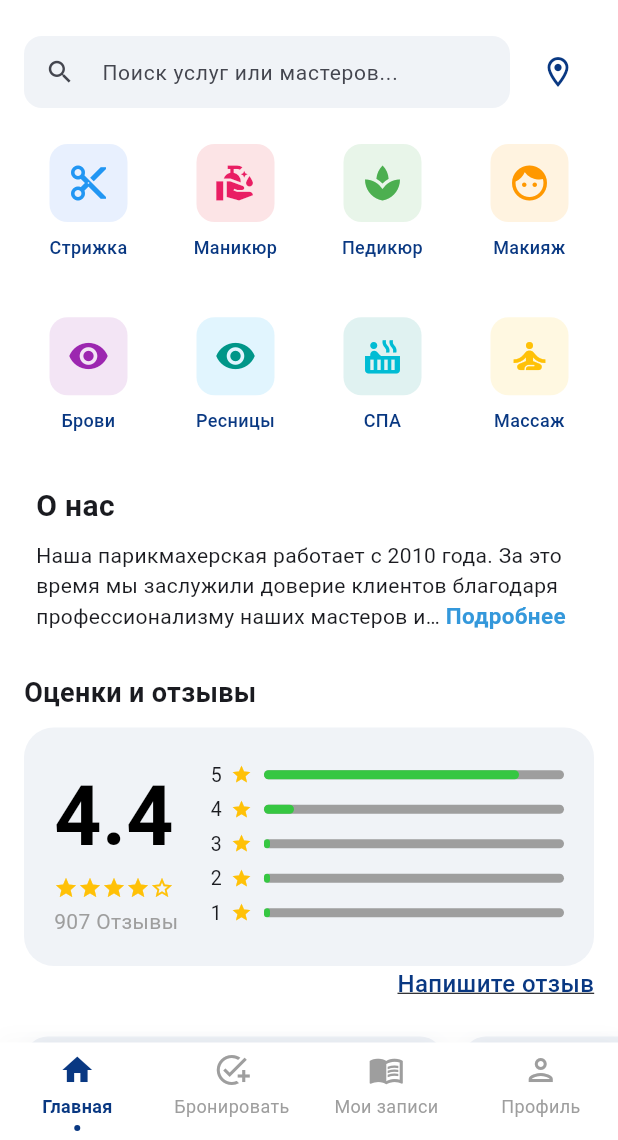
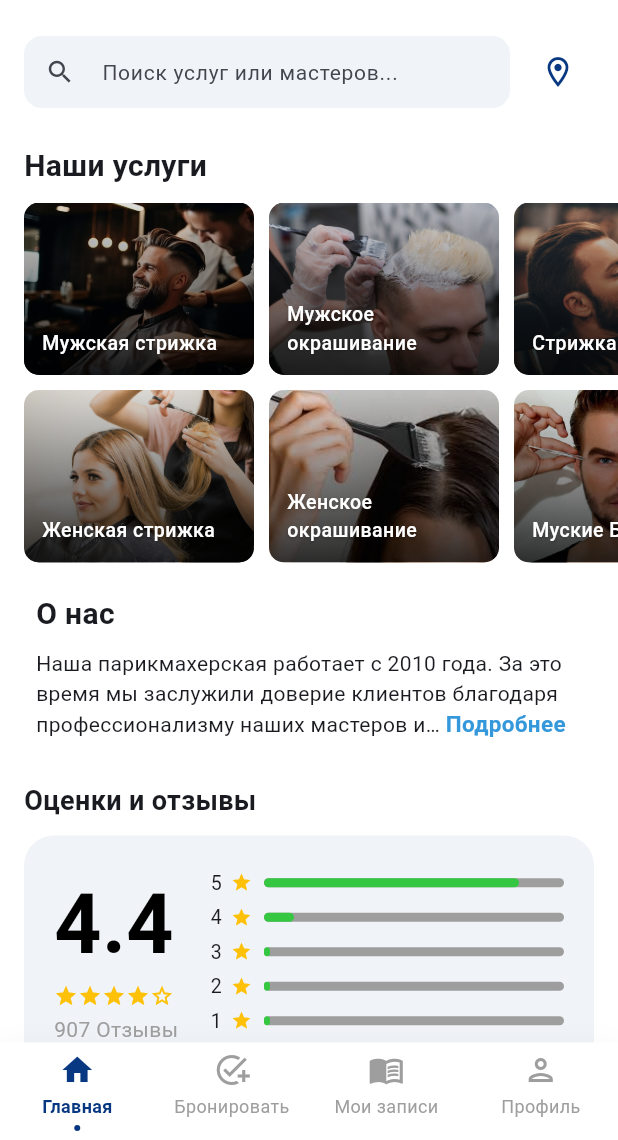
Before and after one commit to MagicKode/salon_app, a Flutter app: the screen it shows after launch, on a phone screen of 412 x 824 dp, the part 96-1236 px from its top. Run offline on Flutter 3.47's test engine with Material 3 defaults, Android fonts, the phone set to English and light mode, and no system bars; drawn by our look-alikes of expandable_text; our stand-ins replace flutter_bloc, flutter_map, geolocator, latlong2, table_calendar; accounts and stored records are empty; Roboto replaces fonts that are missing (Montserrat).

Commit message:
refactored service grid

```diff
--- /dev/null
+++ b/lib/feature/core/homepagescreen/domain/feedback_item.dart
@@ -0,0 +1,24 @@
+class FeedbackItem {
+  final String userName;
+  final double rating;
+  final String comment;
+  final String date;
+  const FeedbackItem({required this.userName, required this.rating, required this.comment, required this.date});
+}
+
+class FeedbackData {
+  static const List<FeedbackItem> items = [
+    FeedbackItem(
+      userName: 'Марина И.',
+      rating: 5,
+      comment: 'Прекрасный мастер! Сделали именно то, что я хотела.',
+      date: 'вчера',
+    ),
+    FeedbackItem(
+      userName: 'Алексей',
+      rating: 4.5,
+      comment: 'Стрижка отличная, все супер!',
+      date: '2 дня назад',
+    ),
+  ];
+}
--- a/lib/feature/core/homepagescreen/domain/home_models.dart
+++ b/lib/feature/core/homepagescreen/domain/home_models.dart
@@ -3,47 +3,18 @@ import 'package:flutter/material.dart';
 // Одна модель для Категорий
 class ServiceCategory {
   final String title;
-  final IconData icon;
-  final Color backgroundColor;
-  final Color iconColor;
-  const ServiceCategory({required this.title, required this.icon, required this.backgroundColor, required this.iconColor});
-}
-
-// Одна модель для Отзывов
-class FeedbackItem {
-  final String userName;
-  final double rating;
-  final String comment;
-  final String date;
-  const FeedbackItem({required this.userName, required this.rating, required this.comment, required this.date});
-}
-
-class FeedbackData {
-  static const List<FeedbackItem> items = [
-    FeedbackItem(
-      userName: 'Марина И.',
-      rating: 5,
-      comment: 'Прекрасный мастер! Сделали именно то, что я хотела.',
-      date: 'вчера',
-    ),
-    FeedbackItem(
-      userName: 'Алексей',
-      rating: 4.5,
-      comment: 'Стрижка отличная, все супер!',
-      date: '2 дня назад',
-    ),
-  ];
+  final String imagePath;
+  const ServiceCategory({required this.title, required this.imagePath});
 }
 
 class ServiceData {
   static const List<ServiceCategory> categories = [
-    ServiceCategory(title: 'Стрижка', icon: Icons.content_cut, backgroundColor: Color(0xFFE8F0FE), iconColor: Colors.blue),
-    ServiceCategory(title: 'Маникюр', icon: Icons.clean_hands, backgroundColor: Color(0xFFFCE4E6), iconColor: Colors.pink),
-    ServiceCategory(title: 'Педикюр', icon: Icons.spa, backgroundColor: Color(0xFFE8F5E9), iconColor: Colors.green),
-    ServiceCategory(title: 'Макияж', icon: Icons.face, backgroundColor: Color(0xFFFFF3E0), iconColor: Colors.orange),
-    ServiceCategory(title: 'Брови', icon: Icons.remove_red_eye, backgroundColor: Color(0xFFF3E5F5), iconColor: Colors.purple),
-    ServiceCategory(title: 'Ресницы', icon: Icons.visibility, backgroundColor: Color(0xFFE1F5FE), iconColor: Colors.teal),
-    ServiceCategory(title: 'СПА', icon: Icons.hot_tub, backgroundColor: Color(0xFFE0F2F1), iconColor: Colors.cyan),
-    ServiceCategory(title: 'Массаж', icon: Icons.self_improvement, backgroundColor: Color(0xFFFFF8E1), iconColor: Colors.amber),
+    ServiceCategory(title: 'Мужская стрижка', imagePath: 'assets/images/services/man/man-style.jpg'),
+    ServiceCategory(title: 'Женская стрижка', imagePath: 'assets/images/services/woman/woman-style.jpg'),
+    ServiceCategory(title: 'Мужское окрашивание', imagePath: 'assets/images/services/man/man-color.jpg'),
+    ServiceCategory(title: 'Женское окрашивание', imagePath: 'assets/images/services/woman/woman-color.jpeg'),
+    ServiceCategory(title: 'Стрижка бороды', imagePath: 'assets/images/services/man/man-barbershop.jpg'),
+    ServiceCategory(title: 'Муские Брови', imagePath: 'assets/images/services/man/man-brows.jpg'),
+    ServiceCategory(title: 'Женские брови', imagePath: 'assets/images/services/woman/woman-brows.jpeg'),
   ];
 }
--- a/lib/feature/core/homepagescreen/home_page_body.dart
+++ b/lib/feature/core/homepagescreen/home_page_body.dart
@@ -7,7 +7,7 @@ import 'package:salon_flutter/feature/core/homepagescreen/sections/servicesgrid/
 import 'package:salon_flutter/uikit/colors/app_colors.dart';
 
 import '../nearbymapscreen/nearby_map_screen.dart';
-import 'domain/home_models.dart';
+import 'domain/feedback_item.dart';
 
 class HomePageBody extends StatelessWidget {
   final bool isMaster;
@@ -34,6 +34,7 @@ class HomePageBody extends StatelessWidget {
               HomeSearchBar(onLocationTap: () => _navigateToNearbyMap(context)),
               const SizedBox(height: 16),
               const ServiceGridSection(),
+              const SizedBox(height: 16),
               const DescriptionSection(),
               const SizedBox(height: 20),
               FeedbackSection(
--- a/lib/feature/core/homepagescreen/sections/feedback/feedback_card.dart
+++ b/lib/feature/core/homepagescreen/sections/feedback/feedback_card.dart
@@ -1,6 +1,7 @@
 import 'package:flutter/material.dart';
 import 'package:salon_flutter/uikit/colors/app_colors.dart';
-import '../../domain/home_models.dart';
+
+import '../../domain/feedback_item.dart';
 
 class FeedbackCard extends StatelessWidget {
   final FeedbackItem item;
--- a/lib/feature/core/homepagescreen/sections/feedback/feedback_section.dart
+++ b/lib/feature/core/homepagescreen/sections/feedback/feedback_section.dart
@@ -1,8 +1,8 @@
 import 'package:flutter/material.dart';
+
 import '../../../../../uikit/colors/app_colors.dart';
 import '../../../../../uikit/strings/app_strings.dart';
-import '../../../../../uikit/widgets/button/app_button.dart';
-import '../../domain/home_models.dart';
+import '../../domain/feedback_item.dart';
 import 'feedback_card.dart';
 import 'leave_feedback_bottom_sheet.dart';
 import 'rating_summary_card.dart';
--- a/lib/feature/core/homepagescreen/sections/servicesgrid/service_grid_section.dart
+++ b/lib/feature/core/homepagescreen/sections/servicesgrid/service_grid_section.dart
@@ -1,5 +1,6 @@
 import 'package:flutter/material.dart';
 import 'package:salon_flutter/feature/core/homepagescreen/sections/servicesgrid/service_item.dart';
+import 'package:salon_flutter/uikit/strings/app_strings.dart';
 
 import '../../../../../uikit/colors/app_colors.dart';
 import '../../../servicedetailscreen/sevice_detail_screen.dart';
@@ -21,20 +22,20 @@ class ServiceGridSection extends StatelessWidget {
           borderRadius: BorderRadius.vertical(top: Radius.circular(20)),
         ),
         child: Column(
-          mainAxisSize: MainAxisSize.min,
           children: [
             const SizedBox(height: 12),
+            // Полоска-индикатор закрытия
             Container(
               width: 40,
               height: 4,
               decoration: BoxDecoration(
-                color: AppColors.primaryBlackShadow,
+                color: AppColors.primaryBlackShadow.withOpacity(0.3),
                 borderRadius: BorderRadius.circular(2),
               ),
             ),
             Expanded(
               child: SizedBox(
-                width: MediaQuery.of(context).size.width,
+                // width: MediaQuery.of(context).size.width,
                 child: ServiceDetailScreen(category: category),
               ),
             ),
@@ -46,15 +47,28 @@ class ServiceGridSection extends StatelessWidget {
 
   @override
   Widget build(BuildContext context) {
-    return GridView.builder(
-      shrinkWrap: true,
-      physics: const NeverScrollableScrollPhysics(),
+    // Высота секции должна вмещать 2 картинки + отступы
+    // Если одна картинка ~160px, то ставим около 340-350px
+    return Column(
+      crossAxisAlignment: CrossAxisAlignment.start,
+      children: [
+        const Padding(
+          padding: EdgeInsets.fromLTRB(16, 0, 16, 10),
+          child: Text(
+            AppStrings.ourServices,
+            style: TextStyle(fontSize: 20, fontWeight: FontWeight.bold),
+          ),
+        ),
+        SizedBox(
+          height: 240,
+          child: GridView.builder(
+            scrollDirection: Axis.horizontal,
             padding: const EdgeInsets.symmetric(horizontal: 16),
             gridDelegate: const SliverGridDelegateWithFixedCrossAxisCount(
-        crossAxisCount: 4,
-        mainAxisSpacing: 8,
-        crossAxisSpacing: 12,
-        childAspectRatio: 0.8,
+              crossAxisCount: 2, // 2 элемента в высоту (в колонке)
+              mainAxisSpacing: 10, // Отступ между колонками
+              crossAxisSpacing: 10, // Отступ между рядами
+              childAspectRatio: 0.75, // Квадратные плитки
             ),
             itemCount: ServiceData.categories.length,
             itemBuilder: (context, index) {
@@ -64,6 +78,9 @@ class ServiceGridSection extends StatelessWidget {
                 child: ServiceItem(category: category),
               );
             },
+          ),
+        ),
+      ],
     );
   }
 }
--- a/lib/feature/core/homepagescreen/sections/servicesgrid/service_item.dart
+++ b/lib/feature/core/homepagescreen/sections/servicesgrid/service_item.dart
@@ -1,7 +1,6 @@
 import 'package:flutter/material.dart';
 
 import '../../../../../uikit/colors/app_colors.dart';
-import '../../../servicedetailscreen/sevice_detail_screen.dart';
 import '../../domain/home_models.dart';
 
 class ServiceItem extends StatelessWidget {
@@ -11,39 +10,57 @@ class ServiceItem extends StatelessWidget {
 
   @override
   Widget build(BuildContext context) {
-    return GestureDetector(
-      onTap: () {
-        showModalBottomSheet(
-          context: context,
-          isScrollControlled: true,
-          backgroundColor: Colors.transparent,
-          shape: const RoundedRectangleBorder(
-            borderRadius: BorderRadius.vertical(top: Radius.circular(20)),
+    return ClipRRect(
+      borderRadius: BorderRadius.circular(10),
+      child: Stack(
+        fit: StackFit.expand,
+        children: [
+          // 1. Фото
+          Image.asset(
+            category.imagePath,
+            fit: BoxFit.cover,
           ),
-          builder: (context) => ServiceDetailScreen(category: category),
-        );
-      },
-      child: Column(
-        children: [
+
+          // 2. ТЕМНЫЙ ОВЕРЛЕЙ (Вместо засвета)
+          // Накладываем легкое затемнение на всю картинку + сильное вниз
           Container(
-            padding: const EdgeInsets.all(12),
             decoration: BoxDecoration(
-              color: category.backgroundColor,
-              borderRadius: BorderRadius.circular(12),
+              gradient: LinearGradient(
+                begin: Alignment.topCenter,
+                end: Alignment.bottomCenter,
+                colors: [
+                  Colors.black.withOpacity(0.1), // Легкая дымка сверху
+                  Colors.black.withOpacity(0.8), // Плотный черный цвет внизу
+                ],
+                stops: const [0.0, 1.0], // Плавный переход от верха к низу
+              ),
             ),
-            child: Icon(category.icon, color: category.iconColor, size: 28),
           ),
-          const SizedBox(height: 8),
-          Text(
-            category.title,
-            style: const TextStyle(
-              fontSize: 12,
-              fontWeight: FontWeight.w500,
-              color: AppColors.primaryBlue,
+
+          // 3. ТЕКСТ (Теперь он будет гореть белым на темном фоне)
+          Padding(
+            padding: const EdgeInsets.all(12.0),
+            child: Align(
+              alignment: Alignment.bottomLeft,
+              child: Text(
+                category.title, // Можно убрать .toUpperCase() если хочешь строчными
+                style: const TextStyle(
+                  fontSize: 13,
+                  fontWeight: FontWeight.w500, // Средняя толщина, не жирный
+                  color: Colors.white,
+                  letterSpacing: 0.3,
+                  // Очень мягкая тень для отделения от фона
+                  shadows: [
+                    Shadow(
+                      color: Colors.black26,
+                      offset: Offset(0, 1),
+                      blurRadius: 2,
+                    ),
+                  ],
+                ),
+                maxLines: 2,
+              ),
             ),
-            textAlign: TextAlign.center,
-            maxLines: 1,
-            overflow: TextOverflow.ellipsis,
           ),
         ],
       ),
--- a/lib/uikit/strings/app_strings.dart
+++ b/lib/uikit/strings/app_strings.dart
@@ -65,6 +65,7 @@ class AppStrings {
   static const String homeGuest = "Дмитрий";
   static const String homeSubtitle = "Выберите желаемый сервис";
   static const String sectionServices = "Выберите услугу";
+  static const String ourServices = "Наши услуги";
   static const String sectionAbout = "О нас";
   static const String sectionFeedback = "Оценки и отзывы";
   static const String hideDetails = "Свернуть";
@@ -245,7 +246,7 @@ class AppStrings {
   static const String signInWithEmail = 'Войти с помощью Email';
   static const String signInWithGoogle = 'Войти с помощью Google';
 
-  static const String imageAddressFirst = 'assets/images/onboarding1.jpg';
+  static const String imageAddressFirst = 'assets/images/man-barbershop.jpg';
   static const String imageAddressSecond = 'assets/images/onboarding2.jpg';
   static const String imageAddressThird = 'assets/images/onboarding3.jpg';
   static const String imageAddressFourth = 'assets/images/onboarding4.jpg';
--- a/pubspec.yaml
+++ b/pubspec.yaml
@@ -65,10 +65,8 @@ dev_dependencies:
 # The following section is specific to Flutter packages.
 flutter:
   assets:
-    - assets/images/onboarding1.jpg
-    - assets/images/onboarding2.jpg
-    - assets/images/onboarding3.jpg
-    - assets/images/onboarding4.jpg
+    - assets/images/services/man/
+    - assets/images/services/woman/
     - assets/images/pavel.jpeg
 
       # The following line ensures that the Material Icons font is
```
Also changed, not shown: assets/images/onboarding/onboarding2.jpg (renamed from assets/images/onboarding2.jpg), assets/images/onboarding/onboarding3.jpg (renamed from assets/images/onboarding3.jpg), assets/images/onboarding/onboarding4.jpg (renamed from assets/images/onboarding4.jpg), assets/images/services/man/man-barbershop.jpg (renamed from assets/images/onboarding1.jpg), assets/images/services/man/man-brows.jpg (added), assets/images/services/man/man-color.jpg (added), assets/images/services/man/man-style.jpg (added), assets/images/services/woman/woman-brows.jpeg (added), assets/images/services/woman/woman-color.jpeg (added), assets/images/services/woman/woman-grew.jpg (added), assets/images/services/woman/woman-style.jpg (added). Lines whose indentation alone changed are shown as unchanged.
